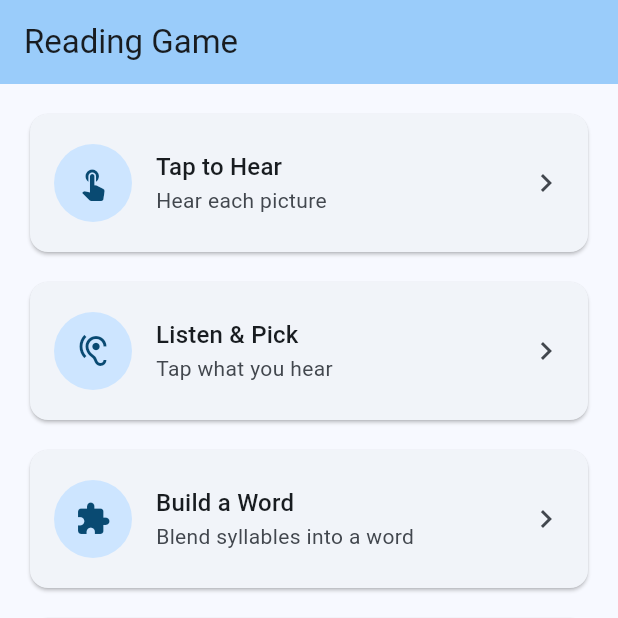
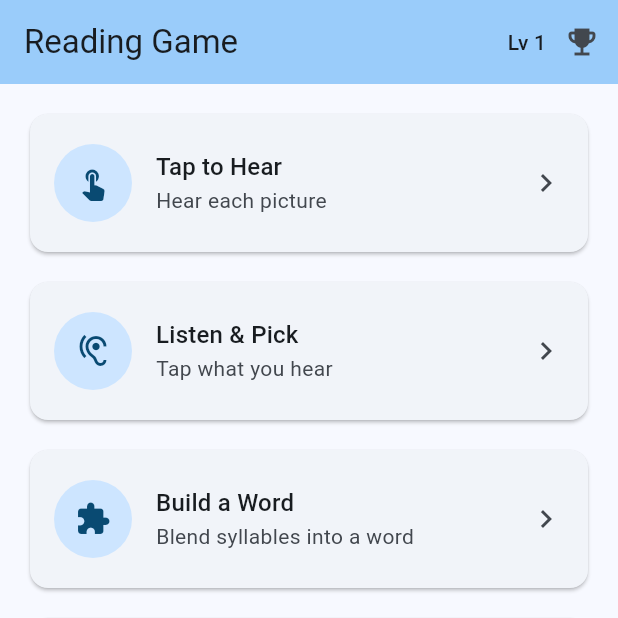
Before and after one commit to mklawonn/reading-game, a Flutter app: the screen it shows after launch, on a phone screen of 412 x 824 dp, the top half of it. Run offline on Flutter 3.47's test engine with Material 3 defaults, Android fonts, the phone set to English and light mode, and no system bars; our stand-ins replace firebase_core, flutter_tts; accounts and stored records are empty.

Commit message:
feat(progress): decoupled gamification — levels, XP, streaks, achievements
Content-agnostic progression layer behind a LearningEvent seam: games only emit {itemId, skill, stage, correct, game}; they never touch progression. ProgressService tracks XP + a level curve, Leitner per-item mastery, a daily streak, per-stage progress derived from introduced_stage, and data-driven achievements (defined over aggregates/stages, not specific content). Adds a Progress screen (level/XP bar, stage bars, achievement badges) + a menu level chip & button. Low coupling: the curriculum can change without touching game mechanics or the engine. Logic covered by progress_service_test.

Co-Authored-By: Claude Opus 4.8 <noreply@anthropic.com>

```diff
--- a/app/lib/features/games_menu/games_menu_page.dart
+++ b/app/lib/features/games_menu/games_menu_page.dart
@@ -1,4 +1,7 @@
 import 'package:flutter/material.dart';
+
+import '../../progress/progress_service.dart';
+import '../progress/progress_screen.dart';
 
 /// One entry in the games menu. New play modes appear in the menu simply by
 /// adding a [GameEntry] (in main.dart) — the menu itself stays generic.
@@ -16,11 +19,13 @@ class GameEntry {
   final WidgetBuilder builder;
 }
 
-/// The home launcher: a tappable list of every play mode.
+/// The home launcher: a tappable list of every play mode, plus a level chip and
+/// a button to the progress screen.
 class GamesMenuPage extends StatelessWidget {
-  const GamesMenuPage({super.key, required this.games});
+  const GamesMenuPage({super.key, required this.games, required this.progress});
 
   final List<GameEntry> games;
+  final ProgressService progress;
 
   @override
   Widget build(BuildContext context) {
@@ -29,6 +34,25 @@ class GamesMenuPage extends StatelessWidget {
       appBar: AppBar(
         title: const Text('Reading Game'),
         backgroundColor: scheme.inversePrimary,
+        actions: [
+          ListenableBuilder(
+            listenable: progress,
+            builder: (context, _) => Center(
+              child: Text('Lv ${progress.level}',
+                  style: Theme.of(context).textTheme.labelLarge),
+            ),
+          ),
+          IconButton(
+            key: const Key('menu-progress'),
+            icon: const Icon(Icons.emoji_events),
+            tooltip: 'My progress',
+            onPressed: () => Navigator.of(context).push(
+              MaterialPageRoute<void>(
+                builder: (_) => ProgressScreen(progress: progress),
+              ),
+            ),
+          ),
+        ],
       ),
       body: SafeArea(
         child: ListView.separated(
--- a/app/lib/main.dart
+++ b/app/lib/main.dart
@@ -5,6 +5,7 @@ import 'features/find_the_character/find_the_character_page.dart';
 import 'features/games_menu/games_menu_page.dart';
 import 'features/listen_and_pick/listen_and_pick_page.dart';
 import 'features/pictograph_demo/pictograph_demo_page.dart';
+import 'progress/progress_service.dart';
 import 'services/audio_service.dart';
 import 'services/content_service.dart';
 
@@ -34,9 +35,30 @@ class _ReadingGameAppState extends State<ReadingGameApp> {
   final ContentService _contentService = const ContentService();
   final AudioService _audioService = TtsAudioService();
 
-  // The registry of play modes shown on the home menu. Adding a game is one
-  // GameEntry here — the menu and the games stay decoupled.
-  late final List<GameEntry> _games = [
+  // Load the Content Bank once, then build the progression engine from it.
+  // (Persistence/Firestore loads into this ProgressService later.)
+  late final Future<ProgressService> _progress =
+      _contentService.load().then((bank) => ProgressService(bank: bank));
+
+  @override
+  Widget build(BuildContext context) {
+    return MaterialApp(
+      title: 'Reading Game',
+      debugShowCheckedModeBanner: false,
+      theme: ThemeData(
+        colorScheme: ColorScheme.fromSeed(seedColor: const Color(0xFF3F7CAC)),
+        useMaterial3: true,
+      ),
+      home: FutureBuilder<ProgressService>(
+        future: _progress,
+        builder: (context, snapshot) {
+          final progress = snapshot.data;
+          if (progress == null) {
+            return const Scaffold(body: Center(child: CircularProgressIndicator()));
+          }
+          // Games are decoupled from progression: they only emit LearningEvents
+          // via onEvent. Wiring that to progress.record is the entire coupling.
+          final games = <GameEntry>[
             GameEntry(
               title: 'Tap to Hear',
               subtitle: 'Hear each picture',
@@ -53,6 +75,7 @@ class _ReadingGameAppState extends State<ReadingGameApp> {
               builder: (_) => ListenAndPickPage(
                 contentService: _contentService,
                 audioService: _audioService,
+                onEvent: progress.record,
               ),
             ),
             GameEntry(
@@ -62,6 +85,7 @@ class _ReadingGameAppState extends State<ReadingGameApp> {
               builder: (_) => BuildAWordPage(
                 contentService: _contentService,
                 audioService: _audioService,
+                onEvent: progress.record,
               ),
             ),
             GameEntry(
@@ -71,20 +95,13 @@ class _ReadingGameAppState extends State<ReadingGameApp> {
               builder: (_) => FindTheCharacterPage(
                 contentService: _contentService,
                 audioService: _audioService,
+                onEvent: progress.record,
               ),
             ),
           ];
-
-  @override
-  Widget build(BuildContext context) {
-    return MaterialApp(
-      title: 'Reading Game',
-      debugShowCheckedModeBanner: false,
-      theme: ThemeData(
-        colorScheme: ColorScheme.fromSeed(seedColor: const Color(0xFF3F7CAC)),
-        useMaterial3: true,
+          return GamesMenuPage(games: games, progress: progress);
+        },
       ),
-      home: GamesMenuPage(games: _games),
     );
   }
 }
--- a/app/lib/models/content_bank.dart
+++ b/app/lib/models/content_bank.dart
@@ -43,6 +43,7 @@ class SyllableElement {
     required this.picturable,
     this.imageRef,
     this.audioRef,
+    this.introducedStage = 1,
   });
 
   final String id;
@@ -57,6 +58,9 @@ class SyllableElement {
   /// Path under `assets/audio/` for the syllable sound (placeholder in M0).
   final String? audioRef;
 
+  /// Earliest curriculum stage this element appears in (drives stage progress).
+  final int introducedStage;
+
   factory SyllableElement.fromJson(Map<String, dynamic> json) {
     return SyllableElement(
       id: json['id'] as String,
@@ -66,6 +70,7 @@ class SyllableElement {
       picturable: json['picturable'] as bool? ?? false,
       imageRef: json['image_ref'] as String?,
       audioRef: json['audio_ref'] as String?,
+      introducedStage: json['introduced_stage'] as int? ?? 1,
     );
   }
 }
--- /dev/null
+++ b/app/lib/progress/achievements.dart
@@ -0,0 +1,92 @@
+import 'package:flutter/material.dart';
+
+import 'progress_service.dart';
+
+typedef AchievementTest = bool Function(ProgressService p);
+
+@immutable
+class Achievement {
+  const Achievement({
+    required this.id,
+    required this.title,
+    required this.description,
+    required this.icon,
+    required this.test,
+  });
+
+  final String id;
+  final String title;
+  final String description;
+  final IconData icon;
+  final AchievementTest test;
+}
+
+// Predicates reference ONLY aggregates and stages — never specific content — so
+// the curriculum can change without breaking achievements.
+bool _firstSteps(ProgressService p) => p.totalCorrect >= 1;
+bool _onARoll(ProgressService p) => p.bestRun >= 5;
+bool _blender(ProgressService p) => p.skillCorrect('blend') >= 1;
+bool _blendMaster(ProgressService p) => p.skillCorrect('blend') >= 10;
+bool _collector5(ProgressService p) => p.masteredCount >= 5;
+bool _collector15(ProgressService p) => p.masteredCount >= 15;
+bool _stage1Half(ProgressService p) => p.stageProgress(1) >= 0.5;
+bool _stage1Ready(ProgressService p) => p.stageProgress(1) >= 0.9;
+bool _streak3(ProgressService p) => p.dayStreak >= 3;
+
+/// The achievement set. Add a row here — no game or content changes needed.
+const List<Achievement> kAchievements = [
+  Achievement(
+      id: 'first_steps',
+      title: 'First Steps',
+      description: 'Get your first one right',
+      icon: Icons.flag,
+      test: _firstSteps),
+  Achievement(
+      id: 'on_a_roll',
+      title: 'On a Roll',
+      description: 'Get 5 right in a row',
+      icon: Icons.bolt,
+      test: _onARoll),
+  Achievement(
+      id: 'blender',
+      title: 'Word Builder',
+      description: 'Blend your first word',
+      icon: Icons.extension,
+      test: _blender),
+  Achievement(
+      id: 'blend_master',
+      title: 'Blend Master',
+      description: 'Blend 10 words',
+      icon: Icons.auto_awesome,
+      test: _blendMaster),
+  Achievement(
+      id: 'collector_5',
+      title: 'Collector',
+      description: 'Master 5 symbols',
+      icon: Icons.star,
+      test: _collector5),
+  Achievement(
+      id: 'collector_15',
+      title: 'Super Collector',
+      description: 'Master 15 symbols',
+      icon: Icons.stars,
+      test: _collector15),
+  Achievement(
+      id: 'stage1_half',
+      title: 'Halfway There',
+      description: 'Master half of Stage 1',
+      icon: Icons.trending_up,
+      test: _stage1Half),
+  Achievement(
+      id: 'stage1_ready',
+      title: 'Syllable Ready',
+      description: 'Master Stage 1 — on to syllables!',
+      icon: Icons.workspace_premium,
+      test: _stage1Ready),
+  Achievement(
+      id: 'streak_3',
+      title: '3-Day Streak',
+      description: 'Play 3 days in a row',
+      icon: Icons.local_fire_department,
+      test: _streak3),
+];
--- /dev/null
+++ b/app/lib/progress/learning_event.dart
@@ -0,0 +1,31 @@
+/// The decoupling seam between game mechanics and the progression layer.
+///
+/// A game emits a [LearningEvent] whenever the child answers; the progression
+/// engine consumes it. The engine never references specific content — it only
+/// sees an opaque [itemId], a [skill] tag, the curriculum [stage], and whether
+/// the answer was [correct]. So the curriculum can change freely without
+/// touching either the games or the progression engine.
+class LearningEvent {
+  const LearningEvent({
+    required this.itemId,
+    required this.skill,
+    required this.stage,
+    required this.correct,
+    required this.game,
+  });
+
+  /// Content Bank entry id (element or word) the answer was about.
+  final String itemId;
+
+  /// What the answer exercised, e.g. `recognize` or `blend`. Free-form so new
+  /// skills can be added in content/curriculum without code changes.
+  final String skill;
+
+  /// Curriculum stage the item belongs to (1 = pictographs, 2 = syllables, …).
+  final int stage;
+
+  final bool correct;
+
+  /// Id of the emitting game (the modality), e.g. `listen_and_pick`.
+  final String game;
+}
--- /dev/null
+++ b/app/lib/progress/progress_service.dart
@@ -0,0 +1,190 @@
+import 'dart:math';
+
+import 'package:flutter/foundation.dart';
+
+import '../models/content_bank.dart';
+import 'achievements.dart';
+import 'learning_event.dart';
+
+/// Leitner-box mastery for a single item.
+@immutable
+class ItemMastery {
+  const ItemMastery({this.box = 0, this.correct = 0, this.seen = 0});
+
+  static const int masteredBox = 4; // boxes 0..5; mastered at >= 4
+
+  final int box;
+  final int correct;
+  final int seen;
+
+  bool get mastered => box >= masteredBox;
+
+  ItemMastery promote() =>
+      ItemMastery(box: min(5, box + 1), correct: correct + 1, seen: seen + 1);
+  ItemMastery demote() =>
+      ItemMastery(box: max(0, box - 1), correct: correct, seen: seen + 1);
+
+  Map<String, dynamic> toJson() => {'box': box, 'correct': correct, 'seen': seen};
+  factory ItemMastery.fromJson(Map<String, dynamic> j) => ItemMastery(
+        box: j['box'] as int? ?? 0,
+        correct: j['correct'] as int? ?? 0,
+        seen: j['seen'] as int? ?? 0,
+      );
+}
+
+/// The content-agnostic progression engine. It consumes [LearningEvent]s and
+/// exposes XP/level, per-item mastery, a daily streak, per-stage progress and
+/// unlocked achievements. It knows the curriculum only as data (stage totals
+/// derived from the Content Bank), so content changes don't ripple into it.
+class ProgressService extends ChangeNotifier {
+  ProgressService({required ContentBank bank, DateTime Function()? clock})
+      : _itemStage = {for (final e in bank.elements) e.id: e.introducedStage},
+        _stageTotals = _countByStage(bank),
+        _now = clock ?? DateTime.now;
+
+  static const int xpPerCorrect = 10;
+  static const int xpMasteryBonus = 25;
+
+  final Map<String, int> _itemStage;
+  final Map<int, int> _stageTotals;
+  final DateTime Function() _now;
+
+  int _xp = 0;
+  final Map<String, ItemMastery> _mastery = {};
+  final Map<String, int> _skillCorrect = {};
+  int _totalCorrect = 0;
+  int _totalAnswered = 0;
+  int _run = 0; // current consecutive-correct run
+  int _bestRun = 0;
+  int _dayStreak = 0;
+  String? _lastDay;
+  final Set<String> _unlocked = {};
+  final List<Achievement> _justUnlocked = [];
+
+  static Map<int, int> _countByStage(ContentBank bank) {
+    final m = <int, int>{};
+    for (final e in bank.elements) {
+      m[e.introducedStage] = (m[e.introducedStage] ?? 0) + 1;
+    }
+    return m;
+  }
+
+  // ── read-only views (UI + achievement predicates) ──
+  int get xp => _xp;
+  int get level => levelForXp(_xp);
+  int get xpIntoLevel => _xp - xpForLevel(level);
+  int get xpForThisLevel => xpForLevel(level + 1) - xpForLevel(level);
+  int get masteredCount => _mastery.values.where((m) => m.mastered).length;
+  int get totalCorrect => _totalCorrect;
+  int get totalAnswered => _totalAnswered;
+  int get bestRun => _bestRun;
+  int get dayStreak => _dayStreak;
+  int skillCorrect(String skill) => _skillCorrect[skill] ?? 0;
+  List<int> get stages => _stageTotals.keys.toList()..sort();
+  bool isUnlocked(String id) => _unlocked.contains(id);
+
+  /// Fraction (0..1) of a stage's elements that are mastered.
+  double stageProgress(int stage) {
+    final total = _stageTotals[stage] ?? 0;
+    if (total == 0) return 0;
+    var mastered = 0;
+    _mastery.forEach((id, m) {
+      if (m.mastered && _itemStage[id] == stage) mastered++;
+    });
+    return mastered / total;
+  }
+
+  /// Achievements unlocked since the last call (for a toast); clears the queue.
+  List<Achievement> takeJustUnlocked() {
+    final out = List<Achievement>.from(_justUnlocked);
+    _justUnlocked.clear();
+    return out;
+  }
+
+  // ── the single mutation ──
+  void record(LearningEvent e) {
+    _totalAnswered++;
+    final prev = _mastery[e.itemId] ?? const ItemMastery();
+    if (e.correct) {
+      _totalCorrect++;
+      _run++;
+      _bestRun = max(_bestRun, _run);
+      _skillCorrect[e.skill] = (_skillCorrect[e.skill] ?? 0) + 1;
+      final next = prev.promote();
+      _mastery[e.itemId] = next;
+      _xp += xpPerCorrect;
+      if (!prev.mastered && next.mastered) _xp += xpMasteryBonus;
+    } else {
+      _run = 0;
+      _mastery[e.itemId] = prev.demote();
+    }
+    _touchStreak();
+    _checkAchievements();
+    notifyListeners();
+  }
+
+  void _touchStreak() {
+    final now = _now();
+    final today = _ymd(now);
+    if (_lastDay == today) return;
+    final yesterday = _ymd(now.subtract(const Duration(days: 1)));
+    _dayStreak = (_lastDay == yesterday) ? _dayStreak + 1 : 1;
+    _lastDay = today;
+  }
+
+  void _checkAchievements() {
+    for (final a in kAchievements) {
+      if (!_unlocked.contains(a.id) && a.test(this)) {
+        _unlocked.add(a.id);
+        _justUnlocked.add(a);
+      }
+    }
+  }
+
+  static String _ymd(DateTime d) =>
+      '${d.year}-${d.month.toString().padLeft(2, '0')}-${d.day.toString().padLeft(2, '0')}';
+
+  // ── XP curve: cumulative XP to reach level n is 50*n*(n-1) ──
+  static int xpForLevel(int level) => 50 * level * (level - 1);
+  static int levelForXp(int xp) {
+    var n = 1;
+    while (xpForLevel(n + 1) <= xp) {
+      n++;
+    }
+    return n;
+  }
+
+  // ── persistence (in-memory now; Firestore-ready) ──
+  Map<String, dynamic> toJson() => {
+        'xp': _xp,
+        'mastery': {for (final e in _mastery.entries) e.key: e.value.toJson()},
+        'skillCorrect': _skillCorrect,
+        'totalCorrect': _totalCorrect,
+        'totalAnswered': _totalAnswered,
+        'bestRun': _bestRun,
+        'dayStreak': _dayStreak,
+        'lastDay': _lastDay,
+        'unlocked': _unlocked.toList(),
+      };
+
+  void loadJson(Map<String, dynamic> j) {
+    _xp = j['xp'] as int? ?? 0;
+    _mastery
+      ..clear()
+      ..addAll((j['mastery'] as Map<String, dynamic>? ?? {}).map((k, v) =>
+          MapEntry(k, ItemMastery.fromJson(v as Map<String, dynamic>))));
+    _skillCorrect
+      ..clear()
+      ..addAll((j['skillCorrect'] as Map<String, dynamic>? ?? {})
+          .map((k, v) => MapEntry(k, v as int)));
+    _totalCorrect = j['totalCorrect'] as int? ?? 0;
+    _totalAnswered = j['totalAnswered'] as int? ?? 0;
+    _bestRun = j['bestRun'] as int? ?? 0;
+    _dayStreak = j['dayStreak'] as int? ?? 0;
+    _lastDay = j['lastDay'] as String?;
+    _unlocked
+      ..clear()
+      ..addAll((j['unlocked'] as List<dynamic>? ?? const []).cast<String>());
+    notifyListeners();
+  }
+}
```
Also changed, not shown: app/lib/features/build_a_word/build_a_word_page.dart (+12 -0 lines), app/lib/features/find_the_character/find_the_character_page.dart (+15 -1 lines), app/lib/features/listen_and_pick/listen_and_pick_page.dart (+15 -1 lines), app/lib/features/progress/progress_screen.dart (added, +176 -0 lines), 2 other files. Lines whose indentation alone changed are shown as unchanged.
